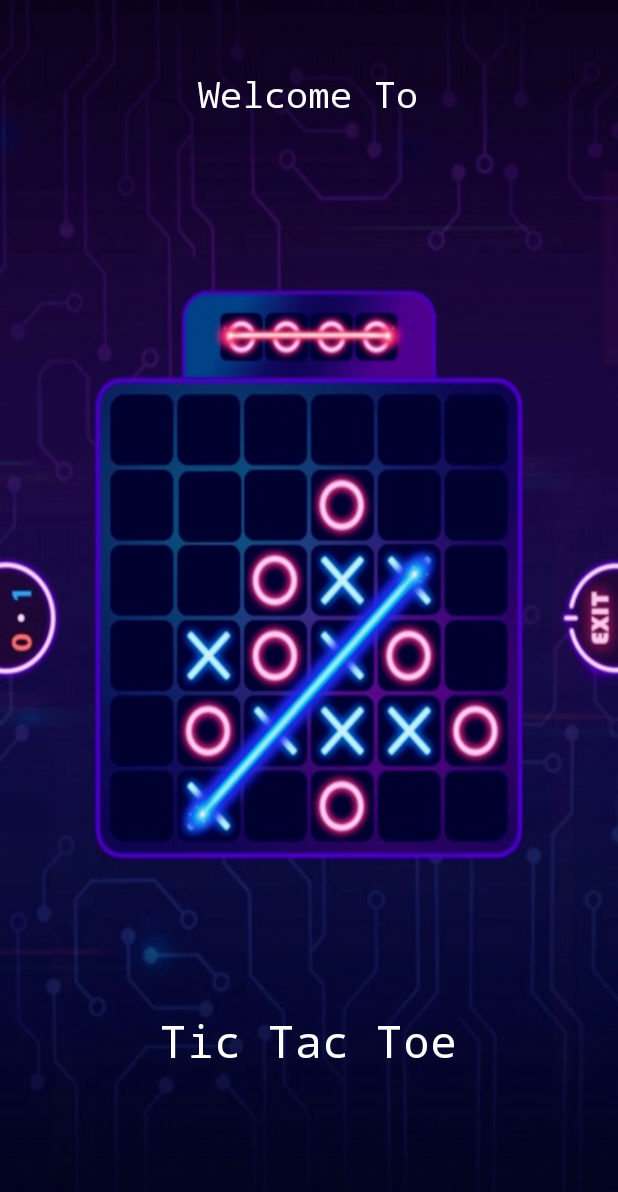
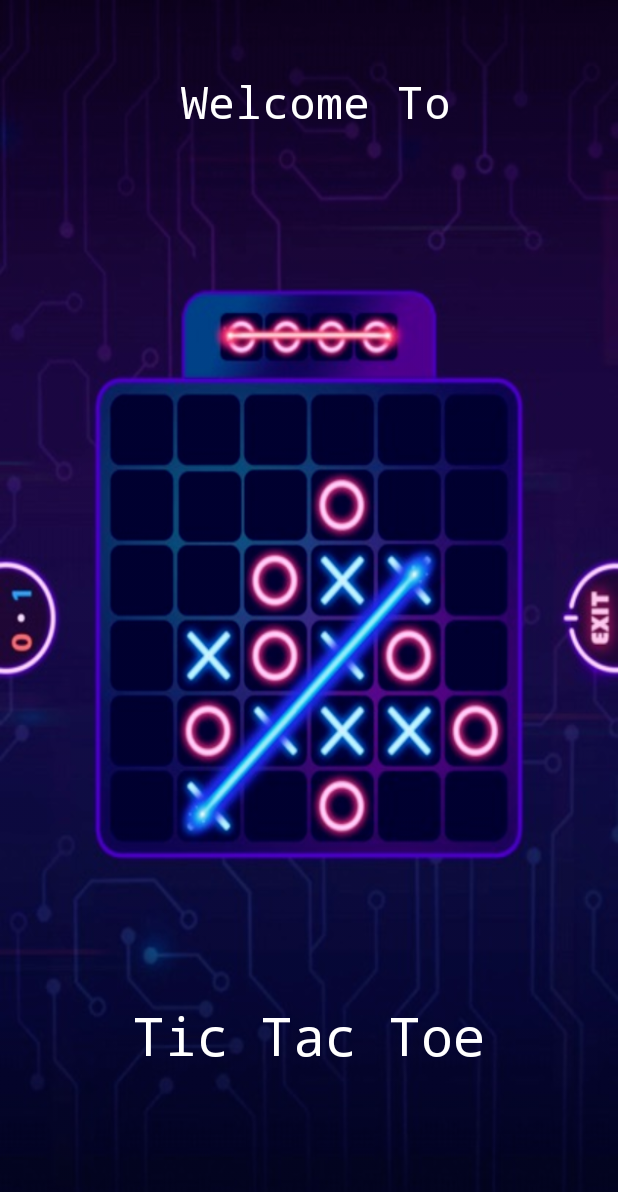
Before and after one commit to Jemisheth/TicTacToeApp, an Android app: the MainActivity screen opened directly, with no data from a screen before it, on a phone screen of 412 x 824 dp. Shown: the top 1192 px of the screen. Run offline under Robolectric (Android 15) with nearby library versions, the phone set to English and light mode, and no system bars.

Commit message:
changes in design

```diff
--- a/app/src/main/java/com/example/tictactoe/MainActivity.java
+++ b/app/src/main/java/com/example/tictactoe/MainActivity.java
@@ -14,7 +14,6 @@ public class MainActivity extends AppCompatActivity {
         super.onCreate(savedInstanceState);
         setContentView(R.layout.activity_main);
 
-        getSupportActionBar().hide();
         getWindow().setFlags(WindowManager.LayoutParams.FLAG_FULLSCREEN,WindowManager.LayoutParams.FLAG_FULLSCREEN);
 
         new Handler().postDelayed(new Runnable() {
--- a/app/src/main/res/layout/activity_game_page.xml
+++ b/app/src/main/res/layout/activity_game_page.xml
@@ -86,9 +86,9 @@
         android:layout_width="8dp"
         android:layout_height="330dp"
         android:layout_centerVertical="true"
+        android:layout_marginRight="-14dp"
         android:layout_toLeftOf="@id/btn5"
-        android:background="#F69e56"
-        android:layout_marginRight="-14dp">
+        android:background="#F69e56">
 
     </RelativeLayout>
 
@@ -110,6 +110,7 @@
         android:layout_below="@+id/btn8"
         android:layout_centerHorizontal="true"
         android:layout_marginTop="80dp"
+        android:background="@drawable/button_shape"
         android:backgroundTint="@color/purple_200"
         android:text="RESET GAME"
         android:textColor="@color/white"
--- a/app/src/main/res/layout/activity_main.xml
+++ b/app/src/main/res/layout/activity_main.xml
@@ -17,25 +17,25 @@
         android:fontFamily="monospace"
         android:text="Tic Tac Toe"
         android:textColor="@color/white"
-        android:textSize="30dp">
+        android:textSize="35sp">
 
     </TextView>
 
     <TextView
         android:id="@+id/txttop"
-        android:layout_width="160dp"
+        android:layout_width="wrap_content"
         android:layout_height="wrap_content"
         android:layout_alignParentStart="true"
         android:layout_alignParentTop="true"
         android:layout_alignParentEnd="true"
         android:layout_centerInParent="true"
-        android:layout_marginStart="125dp"
-        android:layout_marginTop="46dp"
-        android:layout_marginEnd="126dp"
+        android:layout_marginStart="90dp"
+        android:layout_marginTop="47dp"
+        android:layout_marginEnd="80dp"
         android:fontFamily="monospace"
         android:text="Welcome To"
         android:textAlignment="center"
         android:textColor="@color/white"
-        android:textSize="24sp" />
+        android:textSize="30sp" />
 
 </RelativeLayout>
--- a/app/src/main/res/values-night/themes.xml
+++ b/app/src/main/res/values-night/themes.xml
@@ -1,6 +1,6 @@
 <resources xmlns:tools="http://schemas.android.com/tools">
     <!-- Base application theme. -->
-    <style name="Theme.TicTacToe" parent="Theme.MaterialComponents.DayNight.DarkActionBar">
+    <style name="Theme.TicTacToe" parent="Theme.AppCompat.Light.NoActionBar">
         <!-- Primary brand color. -->
         <item name="colorPrimary">@color/purple_200</item>
         <item name="colorPrimaryVariant">@color/purple_700</item>
--- a/app/src/main/res/values/themes.xml
+++ b/app/src/main/res/values/themes.xml
@@ -1,6 +1,6 @@
 <resources xmlns:tools="http://schemas.android.com/tools">
     <!-- Base application theme. -->
-    <style name="Theme.TicTacToe" parent="Theme.MaterialComponents.DayNight.DarkActionBar">
+    <style name="Theme.TicTacToe" parent="Theme.AppCompat.Light.NoActionBar">
         <!-- Primary brand color. -->
         <item name="colorPrimary">@color/purple_500</item>
         <item name="colorPrimaryVariant">@color/purple_700</item>
```
Also changed, not shown: app/src/main/res/drawable/button_shape.xml (added, +16 -0 lines).
